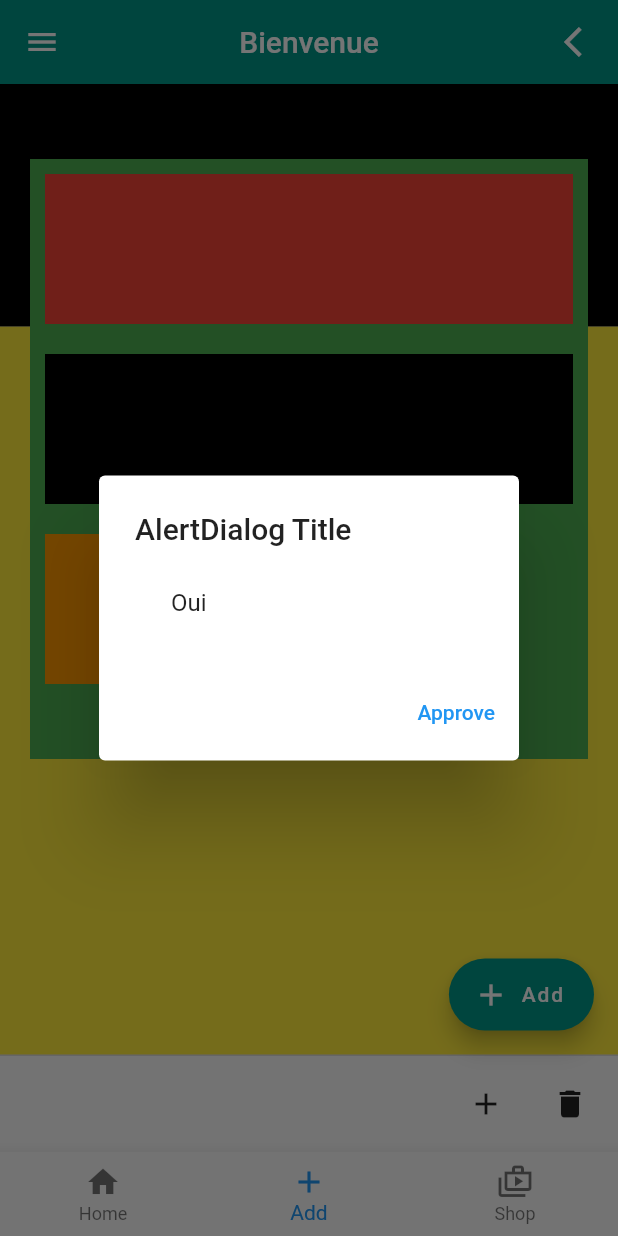
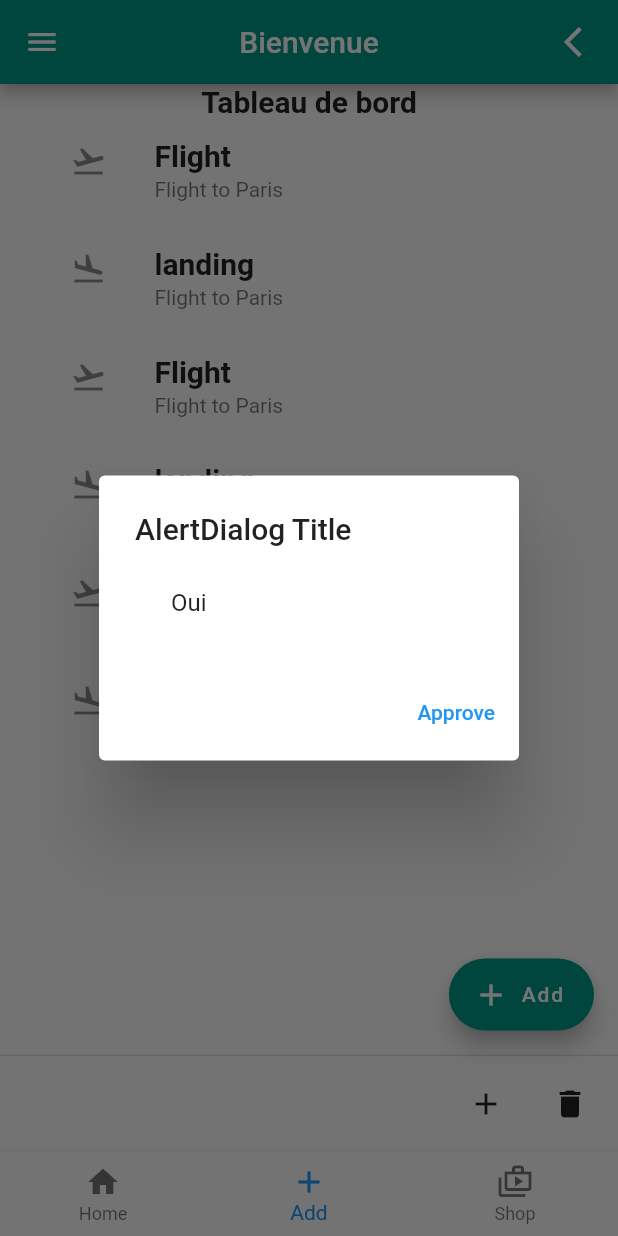
Before and after one commit to fanetech/second_app, a Flutter app: the screen it shows after launch, item 2 of the bottom bar chosen, on a phone screen of 412 x 824 dp. Run offline on Flutter 3.47's test engine with Material 2 defaults, Android fonts, the phone set to English and light mode, and no system bars.

Commit message:
list view

```diff
--- a/lib/main.dart
+++ b/lib/main.dart
@@ -1,4 +1,5 @@
 import 'package:flutter/material.dart';
+import 'package:second_app/widgets/ListViewComponent.dart';
 import 'package:second_app/widgets/appBarBtn.dart';
 import 'package:second_app/widgets/btnChecked.dart';
 import 'package:second_app/widgets/btnRadio.dart';
@@ -124,7 +125,24 @@ class _soirState extends State<soir> {
           //     // const CardComponent(),
           //   ],
           // ),
-          const StackComponent(),
+          // const StackComponent(),
+          Center(
+        child: Column(children: [
+          Row(
+            mainAxisAlignment: MainAxisAlignment.center,
+            children: [
+              Text("Tableau de bord",
+                  style: TextStyle(fontSize: 20, fontWeight: FontWeight.bold)),
+            ],
+          ),
+          Container(
+            height: 400,
+            width: 350,
+            // color: Colors.grey[300],
+            child: ListViewComponent(),
+          )
+        ]),
+      ),
       bottomNavigationBar: const AppBarBtn(),
     );
   }
--- /dev/null
+++ b/lib/widgets/ListViewComponent.dart
@@ -0,0 +1,74 @@
+import 'package:flutter/material.dart';
+
+class ListViewComponent extends StatefulWidget {
+  const ListViewComponent({super.key});
+
+  @override
+  State<ListViewComponent> createState() => _ListViewComponentState();
+}
+
+class _ListViewComponentState extends State<ListViewComponent> {
+  @override
+  Widget build(BuildContext context) {
+    return ListView(
+      children: [
+        ListTile(
+          leading: Icon(Icons.flight_takeoff),
+          title: Text("Flight",
+              style: TextStyle(fontSize: 20, fontWeight: FontWeight.bold)),
+          subtitle: Text("Flight to Paris"),
+          onTap: () => print("Flight to Paris"),
+        ),
+        ListTile(
+          leading: Icon(Icons.flight_land),
+          title: Text("landing",
+              style: TextStyle(fontSize: 20, fontWeight: FontWeight.bold)),
+          subtitle: Text("Flight to Paris"),
+          onTap: () => print("Flight to Paris"),
+        ),
+        ListTile(
+          leading: Icon(Icons.flight_takeoff),
+          title: Text("Flight",
+              style: TextStyle(fontSize: 20, fontWeight: FontWeight.bold)),
+          subtitle: Text("Flight to Paris"),
+          onTap: () => print("Flight to Paris"),
+        ),
+        ListTile(
+          leading: Icon(Icons.flight_land),
+          title: Text("landing",
+              style: TextStyle(fontSize: 20, fontWeight: FontWeight.bold)),
+          subtitle: Text("Flight to Paris"),
+          onTap: () => print("Flight to Paris"),
+        ),
+        ListTile(
+          leading: Icon(Icons.flight_takeoff),
+          title: Text("Flight",
+              style: TextStyle(fontSize: 20, fontWeight: FontWeight.bold)),
+          subtitle: Text("Flight to Paris"),
+          onTap: () => print("Flight to Paris"),
+        ),
+        ListTile(
+          leading: Icon(Icons.flight_land),
+          title: Text("landing",
+              style: TextStyle(fontSize: 20, fontWeight: FontWeight.bold)),
+          subtitle: Text("Flight to Paris"),
+          onTap: () => print("Flight to Paris"),
+        ),
+        ListTile(
+          leading: Icon(Icons.flight_takeoff),
+          title: Text("Flight",
+              style: TextStyle(fontSize: 20, fontWeight: FontWeight.bold)),
+          subtitle: Text("Flight to Paris"),
+          onTap: () => print("Flight to Paris"),
+        ),
+        ListTile(
+          leading: Icon(Icons.flight_land),
+          title: Text("landing",
+              style: TextStyle(fontSize: 20, fontWeight: FontWeight.bold)),
+          subtitle: Text("Flight to Paris"),
+          onTap: () => print("Flight to Paris"),
+        ),
+      ],
+    );
+  }
+}
```
